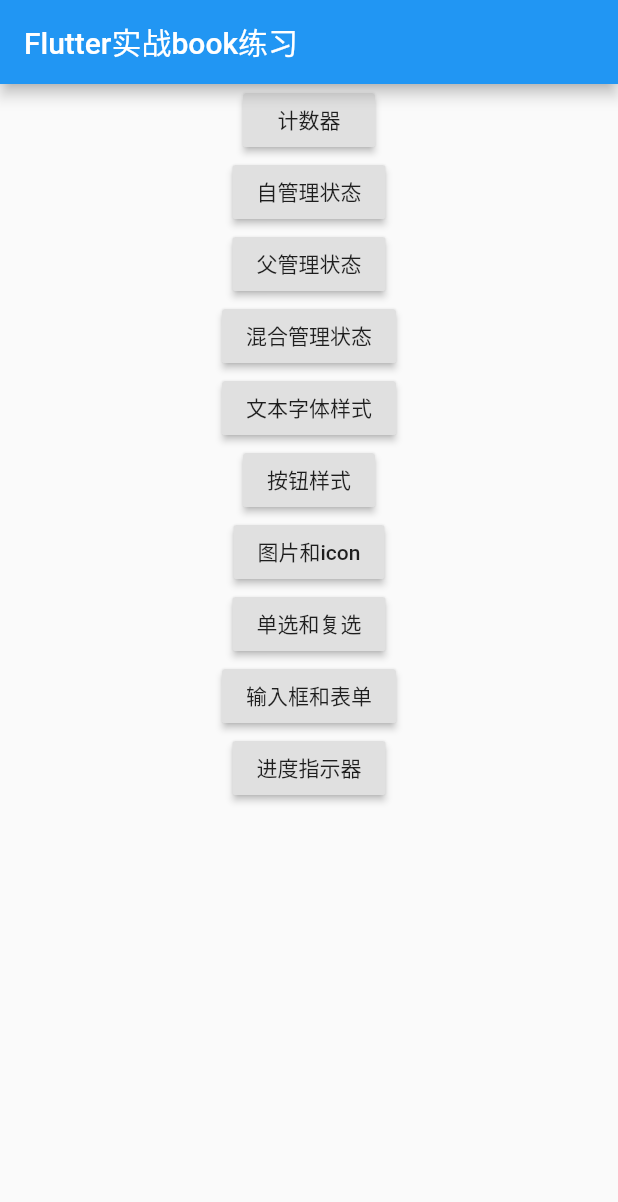
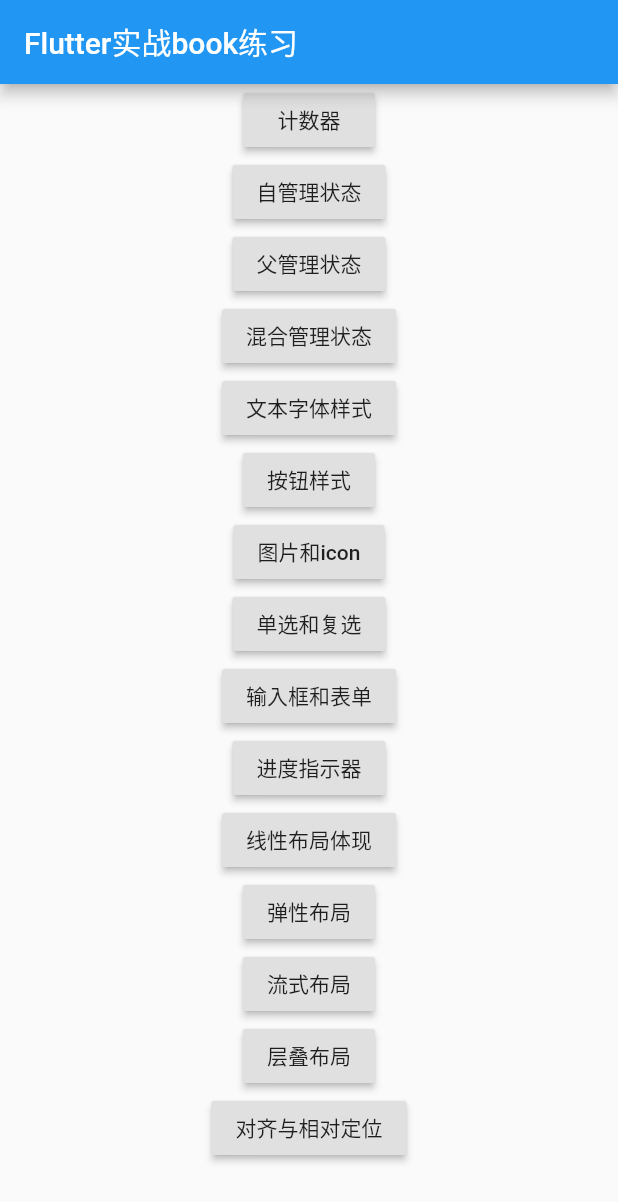
Before and after one commit to yiduoyihan/flutter_app, a Flutter app: the screen it shows after launch, on a phone screen of 412 x 824 dp. Shown: the top 1202 px of the screen. Run offline on Flutter 3.47's test engine with Material 2 defaults, Android fonts, the phone set to English and light mode, and no system bars.

Commit message:
新增了几句路由代码

```diff
--- a/lib/main.dart
+++ b/lib/main.dart
@@ -4,14 +4,19 @@ import 'package:flutterapp/Counter.dart';
 import 'package:flutterapp/EditText.dart';
 import 'package:flutterapp/ParentManagerState.dart';
 
+import 'AlignLayout.dart';
 import 'BlendManagerState.dart';
 import 'ButtonStyle.dart';
+import 'FlexLayout.dart';
+import 'LinearLayout.dart';
 import 'PicAndIcon.dart';
 import 'ProgressBar.dart';
 import 'SelfManagerState.dart';
+import 'StackLayout.dart';
 import 'TextFontStyle.dart';
+import 'WrapFlowLayout.dart';
 
-//程序入口
+///程序入口
 
 void main() => runApp(new MyApp());
 
@@ -37,6 +42,11 @@ class MyApp extends StatelessWidget {
         "switch_and_checkbox_": (context) => CheckBox(), //单选和复选框
         "edit_text_input_____": (context) => EditText(), //输入框
         "progressbar_________": (context) => ProgressBar(), //进度条
+        "linear_layout_in_app": (context) => LinearLayout(), //线性布局
+        "flex_layout_in_app__": (context) => FlexLayout(), //弹性布局
+        "wrap_and_flow_in_app": (context) => WrapFlowLayout(), //流式布局
+        "stack_and_positioned": (context) => StackLayout(), //层叠布局
+        "align_and_relative__": (context) => AlignLayout(), //对齐与相对定位
       },
     );
   }
@@ -46,12 +56,12 @@ class MyHomePage extends StatelessWidget {
   @override
   Widget build(BuildContext context) {
     return new Scaffold(
-      appBar: new AppBar(
-        title: new Text("Flutter实战book练习"),
+      appBar: AppBar(
+        title: Text("Flutter实战book练习"),
       ),
-      body: Container(
+      body: new Container(
         //有一行，一行里面有3列。
-        child: new Row(
+        child: Row(
           mainAxisAlignment: MainAxisAlignment.spaceEvenly,
           children: [
             buildButtonColumn(context),
@@ -96,6 +106,21 @@ class MyHomePage extends StatelessWidget {
         RaisedButton(
             child: Text("进度指示器"),
             onPressed: () => startActivity(context, "progressbar_________")),
+        RaisedButton(
+            child: Text("线性布局体现"),
+            onPressed: () => startActivity(context, "linear_layout_in_app")),
+        RaisedButton(
+            child: Text("弹性布局"),
+            onPressed: () => startActivity(context, "flex_layout_in_app__")),
+        RaisedButton(
+            child: Text("流式布局"),
+            onPressed: () => startActivity(context, "wrap_and_flow_in_app")),
+        RaisedButton(
+            child: Text("层叠布局"),
+            onPressed: () => startActivity(context, "stack_and_positioned")),
+        RaisedButton(
+            child: Text("对齐与相对定位"),
+            onPressed: () => startActivity(context, "align_and_relative__")),
       ],
     );
   }
```
